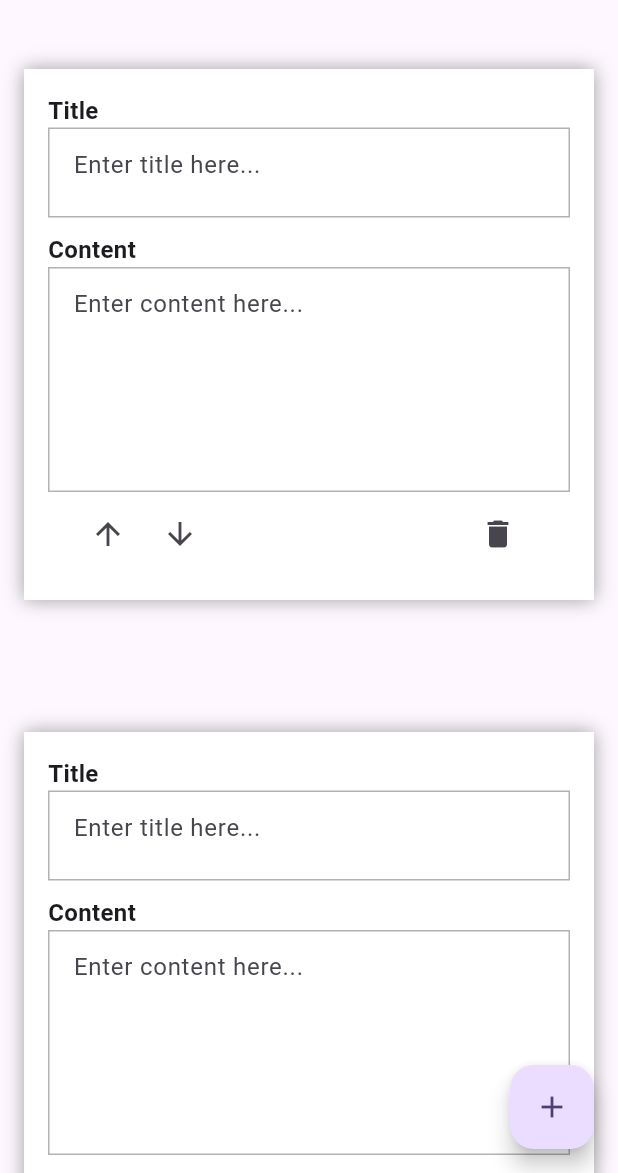
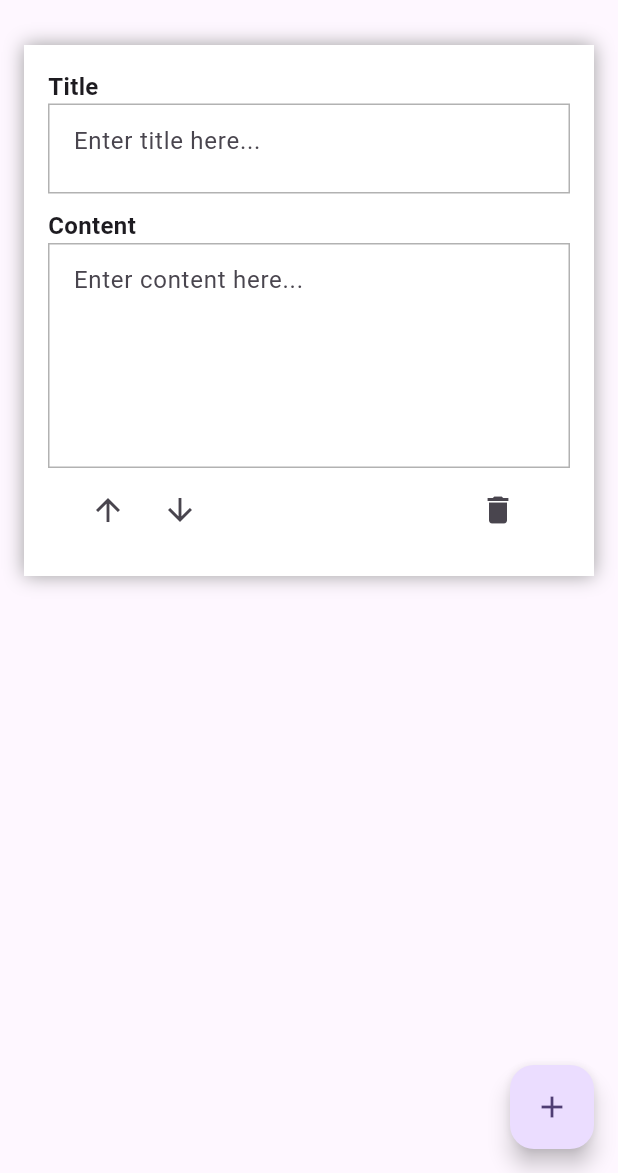
Before and after one commit to Sanjayvkp/resume_builder_app, a Flutter app: the screen it shows after launch, after a tap on the "add" icon, on a phone screen of 412 x 824 dp, the part 63-1236 px from its top. Run offline on Flutter 3.47's test engine with Material 3 defaults, Android fonts, the phone set to English and light mode, and no system bars; our stand-ins replace flutter_hooks, freezed_annotation, hooks_riverpod, riverpod_annotation; generated files the repository leaves out were written again.

Commit message:
Added: Add button in the edit resume page

```diff
--- a/lib/view/pages/add_resume_page.dart
+++ b/lib/view/pages/add_resume_page.dart
@@ -1,4 +1,5 @@
 import 'package:flutter/material.dart';
+import 'package:flutter_hooks/flutter_hooks.dart';
 import 'package:hooks_riverpod/hooks_riverpod.dart';
 import 'package:resume_builder_app/view/widgets/card_widget.dart';
 
@@ -18,34 +19,54 @@ class AddResumePage extends HookConsumerWidget {
 
   @override
   Widget build(BuildContext context, WidgetRef ref) {
+    /// State that store the sections of the resume
+    final sectionsList = useState<List<TextEditingControllers>>([]);
+
+    /// View the resume
+    void viewResume() {}
+
+    /// Add a new section to the resume
+    void addNewSection() {
+      sectionsList.value = [
+        ...sectionsList.value,
+        TextEditingControllers(
+          contentController: TextEditingController(),
+          titleController: TextEditingController(),
+        )
+      ];
+    }
+
     return Scaffold(
       appBar: AppBar(
         title: const Text('Resume'),
         actions: [
-          IconButton(onPressed: () {}, icon: const Icon(Icons.remove_red_eye))
+          IconButton(
+            onPressed: () => viewResume(),
+            icon: const Icon(
+              Icons.remove_red_eye,
+            ),
+          )
         ],
       ),
-      body: SingleChildScrollView(
-        child: Column(
-          children: [
-            for (var i = 0; i < 3; i++)
-              Padding(
-                padding:
-                    const EdgeInsets.symmetric(horizontal: 16, vertical: 16),
-                child: CardWidget(
-                  height: 60,
-                  contentController: TextEditingController(),
-                  titleController: TextEditingController(),
-                ),
-              ),
-            const SizedBox(
-              height: 32,
-            )
-          ],
-        ),
+      body: ListView.separated(
+        separatorBuilder: (context, index) => const SizedBox(height: 16),
+        itemBuilder: (context, index) {
+          final controllers = sectionsList.value[index];
+
+          return Padding(
+            padding: const EdgeInsets.symmetric(
+              horizontal: 16,
+            ),
+            child: CardWidget(
+              contentController: controllers.contentController,
+              titleController: controllers.titleController,
+            ),
+          );
+        },
+        itemCount: sectionsList.value.length,
       ),
       floatingActionButton: FloatingActionButton(
-        onPressed: () {},
+        onPressed: () => addNewSection(),
         child: const Icon(Icons.add),
       ),
     );
--- a/lib/view/widgets/card_widget.dart
+++ b/lib/view/widgets/card_widget.dart
@@ -16,11 +16,8 @@ class CardWidget extends StatelessWidget {
   final TextEditingController titleController;
   final TextEditingController contentController;
 
-  final double height;
   const CardWidget(
       {super.key,
-      required this.height,
-      // required this.controllers,
       required this.titleController,
       required this.contentController});
 
@@ -45,7 +42,7 @@ class CardWidget extends StatelessWidget {
                     style: TextStyle(fontWeight: FontWeight.bold, fontSize: 16),
                   ),
                   Container(
-                    height: height,
+                    height: 60,
                     width: MediaQuery.sizeOf(context).width,
                     decoration: BoxDecoration(
                         border: Border.all(
```
